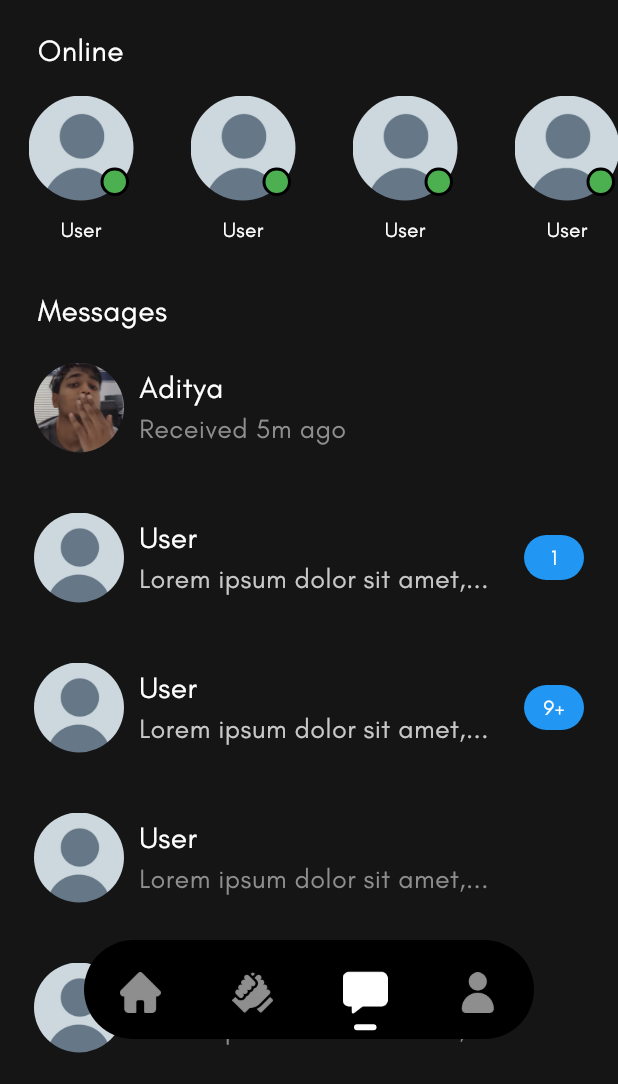
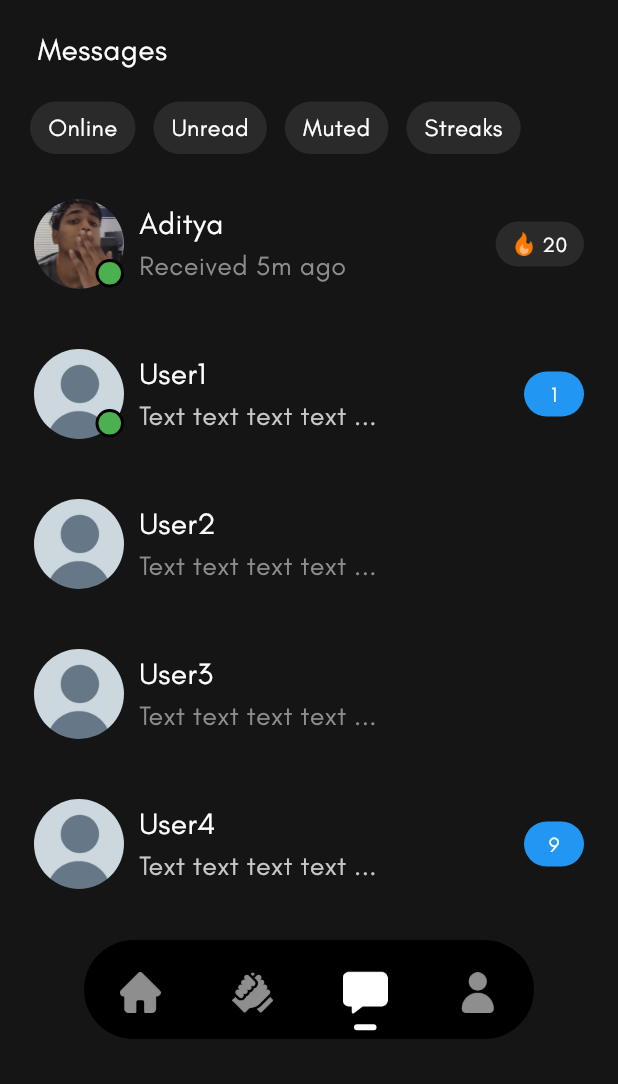
Before and after one commit to WiggleWoggle/GymBuddyApp, a Flutter app: the screen it shows after launch, item 3 of the bottom bar chosen, on a phone screen of 412 x 824 dp, the part 152-1236 px from its top. Run offline on Flutter 3.47's test engine with Material 3 defaults, Android fonts, the phone set to English and light mode, and no system bars; our stand-ins replace device_preview.

Commit message:
updating messages page slowly
- removed online users header
- moved some stuff around internally
- added streak indicator
- added filter above conversations column (not yet animated)

```diff
--- a/lib/UserDirectMessages.dart
+++ b/lib/UserDirectMessages.dart
@@ -1,3 +1,5 @@
+import 'package:gym_buddy_app/pages/MessagesPage.dart';
+
 class Message {
 
   final String messageID;
@@ -18,6 +20,72 @@ class DirectConversation {
   DirectConversation({required this.conversationID, required this.participantIDs, required this.messages});
 }
 
+class MessageTabData {
+
+  final int notificationCount;
+  final int streakLength;
+  final String profilePicture;
+  final String profileName;
+  final String mostRecentMessage;
+  final bool online;
+
+  MessageTabData({required this.notificationCount, required this.streakLength, required this.profilePicture, required this.profileName, required this.mostRecentMessage, required this.online});
+}
+
+final List<MessageTabData> messageData = [
+
+  MessageTabData(
+    notificationCount: 0,
+    profileName: 'Aditya',
+    profilePicture: 'assets/personcard/testPfp.png',
+    online: true,
+    streakLength: 20,
+    mostRecentMessage:
+    'Received 5m ago',
+  ),
+  MessageTabData(
+    notificationCount: 1,
+    profileName: 'User1',
+    profilePicture: 'assets/personcard/user.png',
+    online: true,
+    streakLength: 0,
+    mostRecentMessage:
+    'Text text text text text text text',
+  ),
+  MessageTabData(
+    notificationCount: 0,
+    profileName: 'User2',
+    profilePicture: 'assets/personcard/user.png',
+    online: false,
+    streakLength: 0,
+    mostRecentMessage:
+    'Text text text text text text text',
+  ),
+  MessageTabData(
+    notificationCount: 0,
+    profileName: 'User3',
+    profilePicture: 'assets/personcard/user.png',
+    online: false,
+    streakLength: 0,
+    mostRecentMessage:
+    'Text text text text text text text',
+  ),
+  MessageTabData(
+    notificationCount: 9,
+    profileName: 'User4',
+    profilePicture: 'assets/personcard/user.png',
+    online: false,
+    streakLength: 0,
+    mostRecentMessage:
+    'Text text text text text text text',
+  ),
+];
+
+List<MessageTabData> filteredMessages({bool? online}) {
+  if (online == null) return messageData;
+  return messageData.where((msg) => msg.online == online).toList();
+}
+
 final List<Message> mockMessages = [
   Message(messageID: "0", senderID: "0", messageContent: "test", timeStamp: DateTime(2025, 8, 30, 13, 51), isSent: false),
   Message(messageID: "1", senderID: "0", messageContent: "test", timeStamp: DateTime(2025, 8, 31, 13, 51), isSent: false),
@@ -25,8 +93,6 @@ final List<Message> mockMessages = [
   Message(messageID: "3", senderID: "0", messageContent: "test", timeStamp: DateTime(2025, 9, 1, 20, 10), isSent: false),
   Message(messageID: "4", senderID: "1", messageContent: "test", timeStamp: DateTime(2025, 9, 1, 20, 10), isSent: true),
 ];
-
-
 
 Map<DateTime, List<Message>> groupMessagesByDate(List<Message> messages) {
   Map<DateTime, List<Message>> grouped = {};
--- a/lib/pages/MessagesPage.dart
+++ b/lib/pages/MessagesPage.dart
@@ -58,6 +58,7 @@ class _MessagesPageState extends State<MessagesPage> with SingleTickerProviderSt
   @override
   Widget build(BuildContext context) {
     return Scaffold(
+        backgroundColor: Color.fromRGBO(21, 21, 21, 1),
         body: AnimatedContainer(
         duration: Duration(milliseconds: 100),
           color: _showDirectMessage ?  Colors.black :  Color.fromRGBO(21, 21, 21, 1),
@@ -147,7 +148,7 @@ class _MessagesPageState extends State<MessagesPage> with SingleTickerProviderSt
                                           ),
                                         ),
                                         Positioned(
-                                          bottom: 4,
+                                          bottom: 1,
                                           right: 0,
                                           child: Container(
                                             width: 19,
@@ -456,7 +457,6 @@ class _SentMessageState extends State<SentMessage> {
                       ),
                     ),
                   ),
-                  // Message bubble
                   Container(
                     padding:
                     const EdgeInsets.symmetric(vertical: 10, horizontal: 14),
@@ -493,33 +493,45 @@ class _SentMessageState extends State<SentMessage> {
   }
 }
 
-class MessagesDefaultView extends StatelessWidget {
+class MessagesDefaultView extends StatefulWidget {
   final Function() onMessageTap;
 
-  const MessagesDefaultView({Key? key, required this.onMessageTap})
-    : super(key: key);
+  const MessagesDefaultView({Key? key, required this.onMessageTap}) : super(key: key);
+
+  @override
+  State<MessagesDefaultView> createState() => _MessagesDefaultViewState();
+}
+
+class _MessagesDefaultViewState extends State<MessagesDefaultView> {
+  Map<String, bool> activeFilters = {
+    "Online": false,
+    "Unread": false,
+    "Muted": false,
+    "Streaks": false,
+  };
+
+  void toggleFilter(String name) {
+    setState(() {
+      activeFilters[name] = !activeFilters[name]!;
+    });
+  }
+
+  List<MessageTabData> get filteredMessages {
+    return messageData.where((msg) {
+      if (activeFilters["Online"] == true && !msg.online) return false;
+      if (activeFilters["Unread"] == true && msg.notificationCount == 0) return false;
+      if (activeFilters["Streaks"] == true && msg.streakLength == 0) return false;
+      return true;
+    }).toList();
+  }
 
   @override
   Widget build(BuildContext context) {
     return Column(
       children: [
-        const SizedBox(height: 20),
         Container(
           width: double.infinity,
-          padding: const EdgeInsets.only(left: 25, bottom: 10),
-          child: Text(
-            'Online',
-            style: TextStyle(
-              fontFamily: 'Glacial',
-              color: Colors.white,
-              fontSize: 20,
-            ),
-          ),
-        ),
-        OnlineFriendsHeader(),
-        Container(
-          width: double.infinity,
-          padding: const EdgeInsets.only(left: 25, top: 30),
+          padding: const EdgeInsets.only(left: 25, top: 19),
           child: Text(
             'Messages',
             style: TextStyle(
@@ -529,65 +541,35 @@ class MessagesDefaultView extends StatelessWidget {
             ),
           ),
         ),
+        SizedBox(height: 20),
+        Padding(
+          padding: EdgeInsets.symmetric(horizontal: 20),
+          child: Row(
+            children: activeFilters.keys.map((name) {
+              return Padding(
+                padding: const EdgeInsets.only(right: 12),
+                child: MessagesFilter(
+                  filterName: name,
+                  selected: activeFilters[name]!,
+                  onTap: () => toggleFilter(name),
+                ),
+              );
+            }).toList(),
+          ),
+        ),
+        SizedBox(height: 10),
         Column(
-          children: [
-            MessageTab(
-              notificationCount: 0,
-              profileName: 'Aditya',
-              profilePicture: 'assets/personcard/testPfp.png',
-              mostRecentMessage:
-                  'Received 5m ago',
-              onTap: () => onMessageTap(),
-            ),
-            MessageTab(
-              notificationCount: 1,
-              profileName: 'User',
-              profilePicture: 'assets/personcard/user.png',
-              mostRecentMessage:
-                  'Lorem ipsum dolor sit amet, consectetur adipiscing elit. Aliquam in neque a dolor placerat fringilla. Duis pulvinar, purus eu hendrerit dapibus, libero tortor scelerisque nibh, eu placerat neque metus ut nunc. Duis ac mattis turpis, sit amet iaculis eros. Suspendisse ac lobortis quam, sed auctor quam. Donec sed ante ac nisi maximus tempor. Sed varius ex a neque aliquet vulputate. Donec blandit rutrum elit quis aliquet.',
-              onTap: () => onMessageTap(),
-            ),
-            MessageTab(
-              notificationCount: 10,
-              profileName: 'User',
-              profilePicture: 'assets/personcard/user.png',
-              mostRecentMessage:
-                  'Lorem ipsum dolor sit amet, consectetur adipiscing elit. Aliquam in neque a dolor placerat fringilla. Duis pulvinar, purus eu hendrerit dapibus, libero tortor scelerisque nibh, eu placerat neque metus ut nunc. Duis ac mattis turpis, sit amet iaculis eros. Suspendisse ac lobortis quam, sed auctor quam. Donec sed ante ac nisi maximus tempor. Sed varius ex a neque aliquet vulputate. Donec blandit rutrum elit quis aliquet.',
-              onTap: () => onMessageTap(),
-            ),
-            MessageTab(
-              notificationCount: 0,
-              profileName: 'User',
-              profilePicture: 'assets/personcard/user.png',
-              mostRecentMessage:
-                  'Lorem ipsum dolor sit amet, consectetur adipiscing elit. Aliquam in neque a dolor placerat fringilla. Duis pulvinar, purus eu hendrerit dapibus, libero tortor scelerisque nibh, eu placerat neque metus ut nunc. Duis ac mattis turpis, sit amet iaculis eros. Suspendisse ac lobortis quam, sed auctor quam. Donec sed ante ac nisi maximus tempor. Sed varius ex a neque aliquet vulputate. Donec blandit rutrum elit quis aliquet.',
-              onTap: () => onMessageTap(),
-            ),
-            MessageTab(
-              notificationCount: 0,
-              profileName: 'User',
-              profilePicture: 'assets/personcard/user.png',
-              mostRecentMessage:
-                  'Lorem ipsum dolor sit amet, consectetur adipiscing elit. Aliquam in neque a dolor placerat fringilla. Duis pulvinar, purus eu hendrerit dapibus, libero tortor scelerisque nibh, eu placerat neque metus ut nunc. Duis ac mattis turpis, sit amet iaculis eros. Suspendisse ac lobortis quam, sed auctor quam. Donec sed ante ac nisi maximus tempor. Sed varius ex a neque aliquet vulputate. Donec blandit rutrum elit quis aliquet.',
-              onTap: () => onMessageTap(),
-            ),
-            MessageTab(
-              notificationCount: 0,
-              profileName: 'User',
-              profilePicture: 'assets/personcard/user.png',
-              mostRecentMessage:
-                  'Lorem ipsum dolor sit amet, consectetur adipiscing elit. Aliquam in neque a dolor placerat fringilla. Duis pulvinar, purus eu hendrerit dapibus, libero tortor scelerisque nibh, eu placerat neque metus ut nunc. Duis ac mattis turpis, sit amet iaculis eros. Suspendisse ac lobortis quam, sed auctor quam. Donec sed ante ac nisi maximus tempor. Sed varius ex a neque aliquet vulputate. Donec blandit rutrum elit quis aliquet.',
-              onTap: () => onMessageTap(),
-            ),
-            MessageTab(
-              notificationCount: 0,
-              profileName: 'User',
-              profilePicture: 'assets/personcard/user.png',
-              mostRecentMessage:
-                  'Lorem ipsum dolor sit amet, consectetur adipiscing elit. Aliquam in neque a dolor placerat fringilla. Duis pulvinar, purus eu hendrerit dapibus, libero tortor scelerisque nibh, eu placerat neque metus ut nunc. Duis ac mattis turpis, sit amet iaculis eros. Suspendisse ac lobortis quam, sed auctor quam. Donec sed ante ac nisi maximus tempor. Sed varius ex a neque aliquet vulputate. Donec blandit rutrum elit quis aliquet.',
-              onTap: () => onMessageTap(),
-            ),
-          ],
+          children: filteredMessages.map((msg) {
+            return MessageTab(
+              profileName: msg.profileName,
+              profilePicture: msg.profilePicture,
+              online: msg.online,
+              notificationCount: msg.notificationCount,
+              streakLength: msg.streakLength,
+              mostRecentMessage: msg.mostRecentMessage,
+              onTap: widget.onMessageTap,
+            );
+          }).toList(),
         ),
       ],
     );
@@ -596,13 +578,17 @@ class MessagesDefaultView extends StatelessWidget {
 
 class MessageTab extends StatefulWidget {
   final int notificationCount;
+  final int streakLength;
   final String profilePicture;
   final String profileName;
   final String mostRecentMessage;
+  final bool online;
   final VoidCallback? onTap;
 
   MessageTab({
     Key? key,
+    required this.online,
+    required this.streakLength,
     required this.notificationCount,
     required this.profilePicture,
     required this.profileName,
@@ -630,16 +616,44 @@ class _MessageTabState extends State<MessageTab> {
           children: [
             Row(
               children: [
-                Container(
+                Stack(
+                  children: [
+                    SizedBox(
                       width: 60,
                       height: 60,
-                  decoration: const BoxDecoration(shape: BoxShape.circle),
+                      child: Stack(
+                        children: [
+                          Center(
+                            child: Container(
+                              width: 60,
+                              height: 60,
+                              decoration: BoxDecoration(shape: BoxShape.circle),
                               child: ClipOval(
                                 child: Image.asset(
                                   widget.profilePicture,
                                   fit: BoxFit.cover,
                                 ),
                               ),
+                            ),
+                          ),
+                          if (widget.online)
+                            Positioned(
+                              bottom: 1,
+                              right: 0,
+                              child: Container(
+                                width: 19,
+                                height: 19,
+                                decoration: BoxDecoration(
+                                  color: Colors.green,
+                                  shape: BoxShape.circle,
+                                  border: Border.all(color: Colors.black, width: 2),
+                                ),
+                              ),
+                            ),
+                        ],
+                      ),
+                    ),
+                  ],
                 ),
                 Padding(
                   padding: EdgeInsets.only(left: 10),
@@ -678,23 +692,55 @@ class _MessageTabState extends State<MessageTab> {
                 ),
               ],
             ),
-            if (widget.notificationCount > 0)
+            if (widget.streakLength > 0)
               Positioned(
                 top: 35,
                 right: 0,
                 child: Container(
+                  height: 30,
+                  padding: const EdgeInsets.symmetric(horizontal: 11),
+                  decoration: const BoxDecoration(
+                    color: Color.fromRGBO(42, 42, 42, 1),
+                    borderRadius: BorderRadius.all(Radius.circular(90)),
+                  ),
+                  child: Center(
+                    child: Row(
+                      mainAxisSize: MainAxisSize.max,
+                      mainAxisAlignment: MainAxisAlignment.center,
+                      crossAxisAlignment: CrossAxisAlignment.center,
+                      children: [
+                        Image.asset('assets/icons/streak.png', scale: 32),
+                        const SizedBox(width: 4),
+                        Text(
+                          widget.streakLength.toString(),
+                          style: const TextStyle(
+                            fontFamily: 'Glacial',
+                            color: Colors.white,
+                            fontSize: 14,
+                          ),
+                        ),
+                      ],
+                    ),
+                  ),
+                ),
+              ),
+            if (widget.notificationCount > 0)
+              Positioned(
+                top: 35,
+                right: widget.streakLength > 0 ? 62 : 0,
+                child: Container(
                   width: 40,
                   height: 30,
-                  decoration: BoxDecoration(
+                  decoration: const BoxDecoration(
                     color: Colors.blue,
-                    borderRadius: const BorderRadius.all(Radius.circular(90)),
+                    borderRadius: BorderRadius.all(Radius.circular(90)),
                   ),
                   child: Center(
                     child: Text(
                       widget.notificationCount > 9
                           ? '9+'
                           : widget.notificationCount.toString(),
-                      style: TextStyle(
+                      style: const TextStyle(
                         fontFamily: 'Glacial',
                         color: Colors.white,
                         fontSize: 14,
@@ -713,7 +759,7 @@ class _MessageTabState extends State<MessageTab> {
     //TODO: change based on screen size
     double screenWidth = MediaQuery.of(context).size.width;
 
-    int maxLength = (screenWidth / 15).floor();
+    int maxLength = (screenWidth / 20).floor();
 
     if (message.length <= maxLength) {
       return message;
@@ -722,89 +768,67 @@ class _MessageTabState extends State<MessageTab> {
   }
 }
 
-class OnlineFriendsHeader extends StatefulWidget {
-  OnlineFriendsHeader({Key? key}) : super(key: key);
+class MessagesFilterRowHeader extends StatefulWidget {
+
+  MessagesFilterRowHeader({Key? key}) : super(key: key);
 
   @override
-  State<OnlineFriendsHeader> createState() => _OnlineFriendsHeaderState();
+  State<MessagesFilterRowHeader> createState() => _MessagesFilterRowHeaderState();
 }
 
-class _OnlineFriendsHeaderState extends State<OnlineFriendsHeader> {
+class _MessagesFilterRowHeaderState extends State<MessagesFilterRowHeader> {
+
   @override
   Widget build(BuildContext context) {
-    return SizedBox(
-      height: 104,
-      child: ListView.builder(
-        scrollDirection: Axis.horizontal,
-        itemCount: 20,
-        itemBuilder: (context, index) {
     return Padding(
-            padding: const EdgeInsets.symmetric(horizontal: 14.0),
-            child: OnlineFriendCircle(),
-          );
-        },
+      padding: EdgeInsets.symmetric(horizontal: 20.0),
+      child: Row(
+        children: [
+          MessagesFilter(filterName: 'Online', selected: false, onTap: () {  },),
+          SizedBox(width: 12),
+          MessagesFilter(filterName: 'Unread', selected: false, onTap: () {  },),
+          SizedBox(width: 12),
+          MessagesFilter(filterName: 'Muted', selected: false, onTap: () {  },),
+          SizedBox(width: 12),
+          MessagesFilter(filterName: 'Streaks', selected: false, onTap: () {  },),
+        ],
       ),
     );
   }
 }
 
-class OnlineFriendCircle extends StatefulWidget {
-  OnlineFriendCircle({Key? key}) : super(key: key);
+class MessagesFilter extends StatelessWidget {
+  final String filterName;
+  final bool selected;
+  final VoidCallback onTap;
+
+  MessagesFilter({
+    required this.filterName,
+    required this.selected,
+    required this.onTap,
+  });
 
   @override
-  State<OnlineFriendCircle> createState() => _OnlineFriendCircleState();
-}
-
-class _OnlineFriendCircleState extends State<OnlineFriendCircle> {
-  @override
   Widget build(BuildContext context) {
-    return Column(
-      children: [
-        SizedBox(
-          width: 80,
-          height: 80,
-          child: Stack(
-            children: [
-              Center(
-                child: Container(
-                  width: 70,
-                  height: 70,
-                  decoration: BoxDecoration(shape: BoxShape.circle),
-                  child: ClipOval(
-                    child: Image.asset(
-                      'assets/personcard/user.png',
-                      fit: BoxFit.cover,
+    return GestureDetector(
+      onTap: onTap,
+      child: AnimatedContainer(
+        duration: Duration(milliseconds: 70),
+        curve: Curves.easeInOut,
+        padding: const EdgeInsets.symmetric(horizontal: 12, vertical: 6),
+        decoration: BoxDecoration(
+          color: selected ? Colors.white : Color.fromRGBO(42, 42, 42, 1),
+          borderRadius: BorderRadius.circular(60),
+        ),
+        child: Text(
+          filterName,
+          style: TextStyle(
+            fontFamily: 'Glacial',
+            color: selected ? Colors.black : Colors.white,
+            fontSize: 16,
           ),
         ),
       ),
-              ),
-              Positioned(
-                bottom: 8,
-                right: 8,
-                child: Container(
-                  width: 19,
-                  height: 19,
-                  decoration: BoxDecoration(
-                    color: Colors.green,
-                    shape: BoxShape.circle,
-                    border: Border.all(color: Colors.black, width: 2),
-                  ),
-                ),
-              ),
-            ],
-          ),
-        ),
-        SizedBox(height: 4),
-        Text(
-          'User',
-          overflow: TextOverflow.clip,
-          style: TextStyle(
-            fontFamily: 'Glacial',
-            color: Colors.white,
-            fontSize: 14,
-          ),
-        ),
-      ],
     );
   }
 }
```
Also changed, not shown: assets/icons/streak.png (added). Lines whose indentation alone changed are shown as unchanged.
